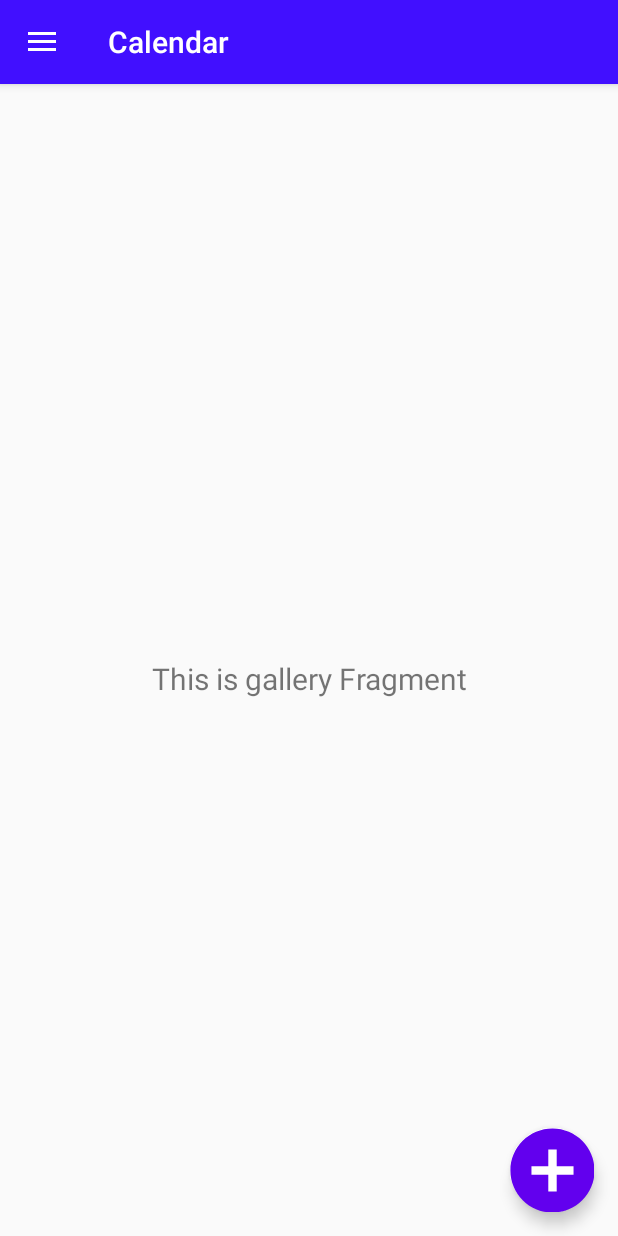
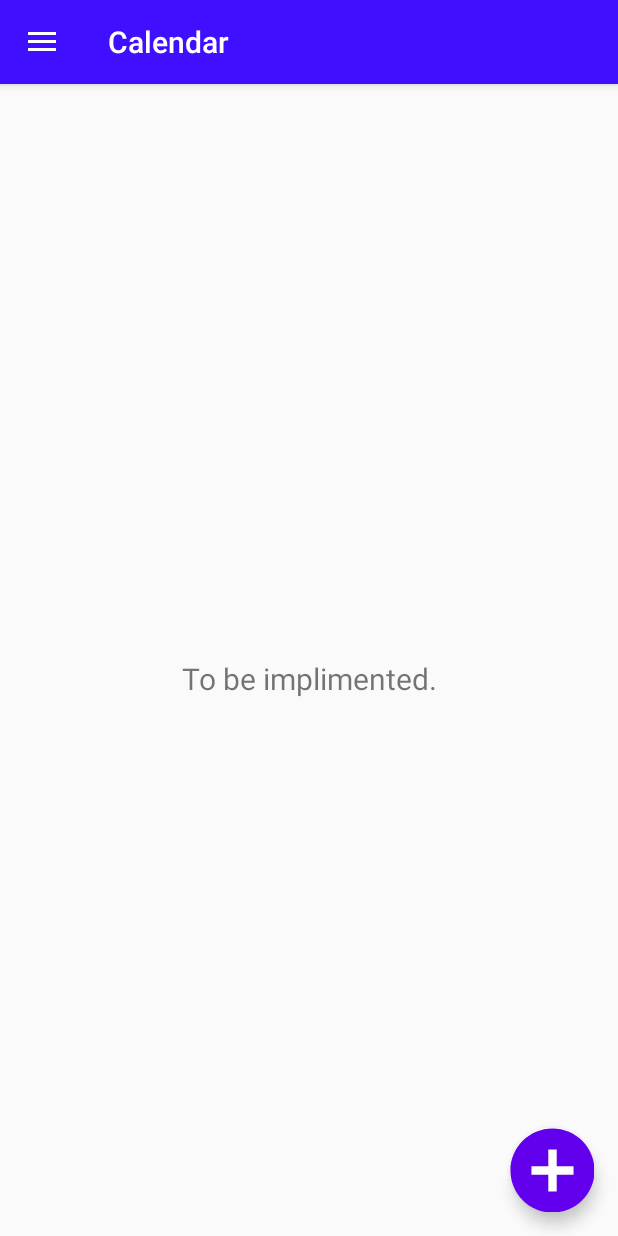
Before and after one commit to Abhinraj-ss/Birthday_Remainder, an Android app: the AddNewActivity screen opened directly, with no data from a screen before it, in the side drawer, after a tap on "Calendar", on a phone screen of 412 x 824 dp. Run offline under Robolectric (Android 15) with nearby library versions, the phone set to English and light mode, and no system bars; our stand-ins replace Room's generated code, navigation-ui; 4 statements that could not run were skipped.

Commit message:
settings activity added

```diff
--- a/app/src/main/java/com/abhinraj/birthdayremainder/activity/AddNewActivity.kt
+++ b/app/src/main/java/com/abhinraj/birthdayremainder/activity/AddNewActivity.kt
@@ -174,8 +174,6 @@
 
             }
 
-
-
             val intent = Intent(this, MainActivity::class.java)
             startActivity(intent)
             finish()
@@ -206,15 +204,6 @@
     override fun onBackPressed() {
         super.onBackPressed()
     }*/
-    /*class BirthdaysAsync(context: Context) : AsyncTask<Void, Void, <BirthdayEntity>>() {
 
-        val db = Room.databaseBuilder(context, BirthdayDatabase::class.java, "bday-db").build()
-
-        override fun doInBackground(vararg params: Void?): <BirthdayEntity> {
-
-            return db.birthdayDao().getAllBirthdays()
-        }
-
-    }*/
 
 }
--- a/app/src/main/java/com/abhinraj/birthdayremainder/ui/details/DetailsActivity.kt
+++ b/app/src/main/java/com/abhinraj/birthdayremainder/activity/DetailsActivity.kt
@@ -1,11 +1,10 @@
-package com.abhinraj.birthdayremainder.ui.details
+package com.abhinraj.birthdayremainder.activity
 
 import android.content.Intent
 import android.os.Bundle
 import android.widget.TextView
 import androidx.appcompat.app.AppCompatActivity
 import androidx.appcompat.widget.Toolbar
-import com.abhinraj.birthdayremainder.activity.MainActivity
 import com.abhinraj.birthdayremainder.R
 import com.abhinraj.birthdayremainder.databinding.ActivityDetailsBinding
 
@@ -39,7 +38,7 @@
         txtNotify = findViewById(R.id.txtNotify)
         txtName.text=bundle.getString("name", "") as String
         txtAge.text=bundle.getString("age", "") as String
-        txtDob.text=bundle.getString("dob", "") as String
+        txtDob.text=(bundle.getString("dob", "") as String).subSequence(0,10).toString()
         txtGender.text=bundle.getString("gender", "") as String
         txtNotify.text=bundle.getString("time", "") as String
 
--- a/app/src/main/java/com/abhinraj/birthdayremainder/ui/calendar/CalendarFragment.kt
+++ b/app/src/main/java/com/abhinraj/birthdayremainder/ui/calendar/CalendarFragment.kt
@@ -1,19 +1,23 @@
 package com.abhinraj.birthdayremainder.ui.calendar
 
+import android.annotation.SuppressLint
 import android.os.Bundle
 import android.view.LayoutInflater
 import android.view.View
 import android.view.ViewGroup
+import android.widget.Button
 import android.widget.TextView
 import androidx.fragment.app.Fragment
 import androidx.lifecycle.Observer
 import androidx.lifecycle.ViewModelProviders
-import com.abhinraj.birthdayremainder.R
+
+
 
 class CalendarFragment : Fragment() {
 
     private lateinit var calendarViewModel: CalendarViewModel
 
+    @SuppressLint("UseRequireInsteadOfGet")
     override fun onCreateView(
             inflater: LayoutInflater,
             container: ViewGroup?,
@@ -21,11 +25,16 @@
     ): View? {
         calendarViewModel =
                 ViewModelProviders.of(this).get(CalendarViewModel::class.java)
-        val root = inflater.inflate(R.layout.fragment_calendar, container, false)
-        val textView: TextView = root.findViewById(R.id.text_gallery)
+
+        val root = inflater.inflate(com.abhinraj.birthdayremainder.R.layout.fragment_calendar, container, false)
+
+
+
+        val textView: TextView = root.findViewById(com.abhinraj.birthdayremainder.R.id.text_gallery)
         calendarViewModel.text.observe(viewLifecycleOwner, Observer {
-            textView.text = it
+            textView.text = "To be implimented."
         })
         return root
     }
+
 }
--- a/app/src/main/java/com/abhinraj/birthdayremainder/ui/calendar/CalendarViewModel.kt
+++ b/app/src/main/java/com/abhinraj/birthdayremainder/ui/calendar/CalendarViewModel.kt
@@ -1,5 +1,6 @@
 package com.abhinraj.birthdayremainder.ui.calendar
 
+import android.widget.Button
 import androidx.lifecycle.LiveData
 import androidx.lifecycle.MutableLiveData
 import androidx.lifecycle.ViewModel
@@ -10,4 +11,6 @@
         value = "This is gallery Fragment"
     }
     val text: LiveData<String> = _text
+
+
 }
--- a/app/src/main/java/com/abhinraj/birthdayremainder/ui/home/HomeFragment.kt
+++ b/app/src/main/java/com/abhinraj/birthdayremainder/ui/home/HomeFragment.kt
@@ -1,7 +1,9 @@
 package com.abhinraj.birthdayremainder.ui.home
 
 import android.annotation.SuppressLint
+import android.content.ClipData
 import android.content.Context
+import android.content.Intent
 import android.os.AsyncTask
 import android.os.Bundle
 import android.view.*
@@ -13,9 +15,12 @@
 import androidx.recyclerview.widget.RecyclerView
 import androidx.room.Room
 import com.abhinraj.birthdayremainder.R
+import com.abhinraj.birthdayremainder.activity.AddNewActivity
+import com.abhinraj.birthdayremainder.activity.SettingsActivity
 import com.abhinraj.birthdayremainder.database.BirthdayDatabase
 import com.abhinraj.birthdayremainder.database.BirthdayEntity
 import com.abhinraj.birthdayremainder.util.Sorter
+import java.security.cert.PKIXRevocationChecker
 import java.text.SimpleDateFormat
 import java.util.*
 
@@ -30,8 +35,6 @@
     @SuppressLint("SimpleDateFormat")
     val sdf = SimpleDateFormat("dd/MM/yyyy hh:mm:ss")
     private val currentDate = sdf.format(Date())
-    private var checkedItem: Int = -1
-
 
     override fun onCreateView(
         inflater: LayoutInflater,
@@ -39,6 +42,7 @@
         savedInstanceState: Bundle?
     ): View {
         val root = inflater.inflate(R.layout.fragment_home, container, false)
+
 
 
         val ex = Birthdays(1, "Abhin Raj", "06/11/2000"+" 00:00:00", 21,"Male", 20, "minutes")
@@ -120,6 +124,7 @@
             }
         }
         //sortList(list,1)
+        Collections.sort(list, Sorter.bdayComparator)
         recyclerHome = root.findViewById(R.id.recycler_home)
         layoutManager = LinearLayoutManager(activity)
         recyclerAdapter = HomeRecyclerAdapter(activity as Context, list)
@@ -144,6 +149,10 @@
     @SuppressLint("NotifyDataSetChanged")
     override fun onOptionsItemSelected(item: MenuItem): Boolean {
         when (item.itemId) {
+            R.id.action_settings ->{
+                val intent = Intent(context, SettingsActivity::class.java)
+                startActivity(intent)
+            }
             R.id.action_sort_bday -> {
                 Collections.sort(list, Sorter.bdayComparator)
             }
--- a/app/src/main/java/com/abhinraj/birthdayremainder/ui/home/HomeRecyclerAdapter.kt
+++ b/app/src/main/java/com/abhinraj/birthdayremainder/ui/home/HomeRecyclerAdapter.kt
@@ -16,7 +16,7 @@
 import com.abhinraj.birthdayremainder.R
 import com.abhinraj.birthdayremainder.database.BirthdayDatabase
 import com.abhinraj.birthdayremainder.database.BirthdayEntity
-import com.abhinraj.birthdayremainder.ui.details.DetailsActivity
+import com.abhinraj.birthdayremainder.activity.DetailsActivity
 import java.util.ArrayList
 
 class HomeRecyclerAdapter(val context: Context, val birthdays: ArrayList<Birthdays>):RecyclerView.Adapter<HomeRecyclerAdapter.UpBirthdaysViewHolder>() {
--- a/app/src/main/java/com/abhinraj/birthdayremainder/ui/slideshow/SlideshowFragment.kt
+++ b/app/src/main/java/com/abhinraj/birthdayremainder/ui/slideshow/SlideshowFragment.kt
@@ -24,7 +24,7 @@
         val root = inflater.inflate(R.layout.fragment_slideshow, container, false)
         val textView: TextView = root.findViewById(R.id.text_slideshow)
         slideshowViewModel.text.observe(viewLifecycleOwner, Observer {
-            textView.text = it
+            textView.text = "To be implimented."
         })
         return root
     }
--- /dev/null
+++ b/app/src/main/res/drawable/ic_baseline_settings_24.xml
@@ -0,0 +1,5 @@
+<vector android:height="24dp" android:tint="#FFFFFF"
+    android:viewportHeight="24" android:viewportWidth="24"
+    android:width="24dp" xmlns:android="http://schemas.android.com/apk/res/android">
+    <path android:fillColor="@android:color/white" android:pathData="M19.14,12.94c0.04,-0.3 0.06,-0.61 0.06,-0.94c0,-0.32 -0.02,-0.64 -0.07,-0.94l2.03,-1.58c0.18,-0.14 0.23,-0.41 0.12,-0.61l-1.92,-3.32c-0.12,-0.22 -0.37,-0.29 -0.59,-0.22l-2.39,0.96c-0.5,-0.38 -1.03,-0.7 -1.62,-0.94L14.4,2.81c-0.04,-0.24 -0.24,-0.41 -0.48,-0.41h-3.84c-0.24,0 -0.43,0.17 -0.47,0.41L9.25,5.35C8.66,5.59 8.12,5.92 7.63,6.29L5.24,5.33c-0.22,-0.08 -0.47,0 -0.59,0.22L2.74,8.87C2.62,9.08 2.66,9.34 2.86,9.48l2.03,1.58C4.84,11.36 4.8,11.69 4.8,12s0.02,0.64 0.07,0.94l-2.03,1.58c-0.18,0.14 -0.23,0.41 -0.12,0.61l1.92,3.32c0.12,0.22 0.37,0.29 0.59,0.22l2.39,-0.96c0.5,0.38 1.03,0.7 1.62,0.94l0.36,2.54c0.05,0.24 0.24,0.41 0.48,0.41h3.84c0.24,0 0.44,-0.17 0.47,-0.41l0.36,-2.54c0.59,-0.24 1.13,-0.56 1.62,-0.94l2.39,0.96c0.22,0.08 0.47,0 0.59,-0.22l1.92,-3.32c0.12,-0.22 0.07,-0.47 -0.12,-0.61L19.14,12.94zM12,15.6c-1.98,0 -3.6,-1.62 -3.6,-3.6s1.62,-3.6 3.6,-3.6s3.6,1.62 3.6,3.6S13.98,15.6 12,15.6z"/>
+</vector>
--- a/app/src/main/res/layout/activity_add_new.xml
+++ b/app/src/main/res/layout/activity_add_new.xml
@@ -25,7 +25,7 @@
             android:layout_width="160dp"
             android:layout_height="160dp"
             android:layout_centerHorizontal="true"
-            android:layout_marginTop="45dp"
+            android:layout_marginTop="70dp"
             android:src="@drawable/ic_baseline_add_alarm_24" />
 
         <EditText
--- a/app/src/main/res/layout/activity_details.xml
+++ b/app/src/main/res/layout/activity_details.xml
@@ -5,7 +5,7 @@
     android:layout_width="match_parent"
     android:layout_height="match_parent"
     android:background="@color/colorPrimaryLyt"
-    tools:context=".ui.details.DetailsActivity">
+    tools:context=".activity.DetailsActivity">
 
     <com.google.android.material.appbar.AppBarLayout
         android:layout_width="match_parent"
--- a/app/src/main/res/layout/fragment_calendar.xml
+++ b/app/src/main/res/layout/fragment_calendar.xml
@@ -4,7 +4,7 @@
     xmlns:tools="http://schemas.android.com/tools"
     android:layout_width="match_parent"
     android:layout_height="match_parent"
-    tools:context=".ui.calendar.GalleryFragment">
+    tools:context=".ui.calendar.CalendarFragment">
 
     <TextView
         android:id="@+id/text_gallery"
@@ -19,4 +19,6 @@
         app:layout_constraintEnd_toEndOf="parent"
         app:layout_constraintStart_toStartOf="parent"
         app:layout_constraintTop_toTopOf="parent" />
+
+
 </androidx.constraintlayout.widget.ConstraintLayout>
--- a/app/src/main/res/menu/main.xml
+++ b/app/src/main/res/menu/main.xml
@@ -30,6 +30,11 @@
 
         </menu>
     </item>
-
+    <item
+        android:icon="@drawable/ic_baseline_settings_24"
+        android:id="@+id/action_settings"
+        android:orderInCategory="100"
+        android:title="Settings"
+        app:showAsAction="ifRoom"/>
 
 </menu>
--- a/app/src/main/res/values/strings.xml
+++ b/app/src/main/res/values/strings.xml
@@ -13,7 +13,6 @@
     <string name="calendar">Calendar</string>
     <string name="title_activity_settings">SettingsActivity</string>
     <string name="title_activity_details">SettingsActivity</string>
-
 
 
     <!-- Preference Titles -->
--- a/build.gradle
+++ b/build.gradle
@@ -7,7 +7,7 @@
     }
     dependencies {
         classpath 'com.android.tools.build:gradle:7.0.4'
-        classpath "org.jetbrains.kotlin:kotlin-gradle-plugin:1.6.0"
+        classpath 'org.jetbrains.kotlin:kotlin-gradle-plugin:1.6.10'
 
         // NOTE: Do not place your application dependencies here; they belong
         // in the individual module build.gradle files
```
Also changed, not shown: app/src/main/AndroidManifest.xml (+13 -9 lines).
